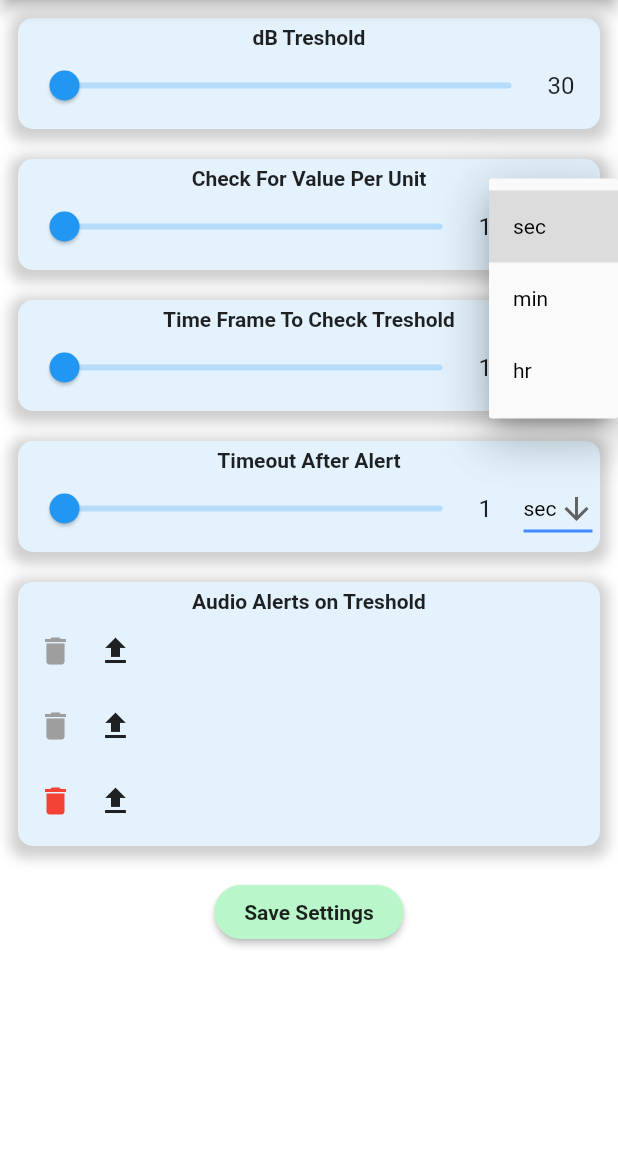
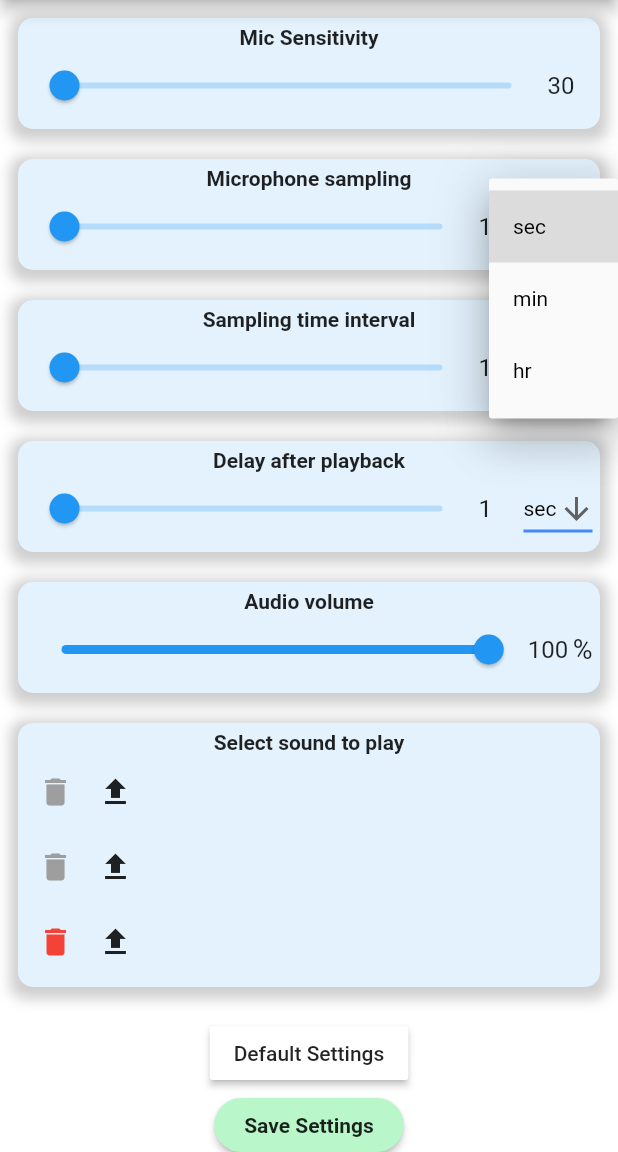
Before and after one commit to masterdodo/flutter-noise-app, a Flutter app: the SettingsScreen screen opened by its route, after a tap on "sec", on a phone screen of 412 x 824 dp, the part 84-1236 px from its top. Run offline on Flutter 3.47's test engine with Material 2 defaults, Android fonts, the phone set to English and light mode, and no system bars; our stand-ins replace audioplayers, file_picker, shared_preferences; missing offline and left inert: noise_meter; accounts and stored records are empty.

Commit message:
screens help,about; btn big; new txt; default sett

```diff
--- a/lang/en.json
+++ b/lang/en.json
@@ -1,17 +1,22 @@
 {
-    "main_string": "Noise App",
+    "main_string": "Snorty",
     "settings_string": "Settings",
-    "db_treshold_string": "dB Treshold",
-    "per_sec_string": "Check For Value Per Unit",
-    "time_frame_string": "Time Frame To Check Treshold",
-    "timeout_string": "Timeout After Alert",
-    "audio_string": "Audio Alerts on Treshold",
+    "db_treshold_string": "Mic Sensitivity",
+    "per_sec_string": "Microphone sampling",
+    "time_frame_string": "Sampling time interval",
+    "timeout_string": "Delay after playback",
+    "audio_string": "Select sound to play",
+    "sound_volume_string": "Audio volume",
     "save_string": "Save Settings",
     "choose_sound_string": "Choose audio file...",
     "menu_home_string": "Home",
     "menu_settings_string": "Settings",
     "menu_tools_string": "Tools",
-    "noise_meter_string": "Noise Meter",
+    "noise_meter_string": "Noise meter",
     "average_noise_string": "Average dB",
-    "stopwatch_string": "Stopwatch"
+    "stopwatch_string": "Stopwatch",
+    "help_string": "Help",
+    "about_string": "About",
+    "exit_string": "Exit",
+    "default_settings_string": "Default Settings"
 }
--- a/lang/sl.json
+++ b/lang/sl.json
@@ -1,17 +1,22 @@
 {
-    "main_string": "Zvočna aplikacija",
+    "main_string": "Snorty",
     "settings_string": "Nastavitve",
-    "db_treshold_string": "dB Meja",
-    "per_sec_string": "Preveri Vrednost na Enoto",
-    "time_frame_string": "Čas v Katerem se Preveri Meja",
-    "timeout_string": "Odmor po Alarmu",
-    "audio_string": "Zvočni Alarmi ob Meji",
+    "db_treshold_string": "Občutljivost mikrofona",
+    "per_sec_string": "Vzorčenje mikrofona",
+    "time_frame_string": "Časovni interval vzorčenja",
+    "timeout_string": "Zakasnitev po predvajanju",
+    "audio_string": "Izberite zvok za predvajanje",
+    "sound_volume_string": "Glasnost zvoka",
     "save_string": "Shrani Nastavitve",
     "choose_sound_string": "Izberi zvočno datoteko...",
     "menu_home_string": "Domov",
     "menu_settings_string": "Nastavitve",
     "menu_tools_string": "Orodja",
-    "noise_meter_string": "Merilec Zvoka",
+    "noise_meter_string": "Merilec hrupa",
     "average_noise_string": "Povprečen dB",
-    "stopwatch_string": "Štoparica"
+    "stopwatch_string": "Štoparica",
+    "help_string": "Pomoč",
+    "about_string": "O nas",
+    "exit_string": "Izhod",
+    "default_settings_string": "Tovarniške nastavitve"
 }
--- a/lib/components/my_drawer.dart
+++ b/lib/components/my_drawer.dart
@@ -1,4 +1,5 @@
 import 'package:flutter/material.dart';
+import 'package:flutter/services.dart';
 
 import '../app_localizations.dart';
 
@@ -58,7 +59,42 @@ class MyDrawer extends StatelessWidget {
                 Navigator.pushNamed(context, '/settings');
               }
             },
-          )
+          ),
+          ListTile(
+            selected: (ModalRoute.of(context).settings.name == '/help'),
+            title: Text(AppLocalizations.of(context).translate('help_string')),
+            leading: Icon(Icons.help),
+            onTap: () {
+              if (ModalRoute.of(context).settings.name == '/help') {
+                Navigator.pop(context);
+              } else {
+                Navigator.pop(context);
+                Navigator.pushNamed(context, '/help');
+              }
+            },
+          ),
+          ListTile(
+            selected: (ModalRoute.of(context).settings.name == '/about'),
+            title: Text(AppLocalizations.of(context).translate('about_string')),
+            leading: Icon(Icons.question_answer),
+            onTap: () {
+              if (ModalRoute.of(context).settings.name == '/about') {
+                Navigator.pop(context);
+              } else {
+                Navigator.pop(context);
+                Navigator.pushNamed(context, '/about');
+              }
+            },
+          ),
+          Divider(
+            color: Colors.grey,
+            height: 30,
+          ),
+          ListTile(
+            leading: Icon(Icons.exit_to_app),
+            title: Text(AppLocalizations.of(context).translate('exit_string')),
+            onTap: () => SystemNavigator.pop(),
+          ),
         ],
       ),
     );
--- a/lib/routes.dart
+++ b/lib/routes.dart
@@ -1,4 +1,6 @@
 import 'package:flutter/material.dart';
+import 'package:noise_app/screens/about/aboutscreen.dart';
+import 'package:noise_app/screens/help/helpscreen.dart';
 import 'package:noise_app/screens/home/homescreen.dart';
 import 'package:noise_app/screens/tools/toolsscreen.dart';
 import 'package:noise_app/screens/settings/settingsscreen.dart';
@@ -7,4 +9,6 @@ final Map<String, WidgetBuilder> routes = <String, WidgetBuilder>{
   "/": (BuildContext context) => HomeScreen(),
   "/tools": (BuildContext context) => ToolsScreen(),
   "/settings": (BuildContext context) => SettingsScreen(),
+  "/help": (BuildContext context) => HelpScreen(),
+  "/about": (BuildContext context) => AboutScreen()
 };
--- a/lib/screens/settings/settingsscreen.dart
+++ b/lib/screens/settings/settingsscreen.dart
@@ -38,6 +38,7 @@ class _SettingsScreenState extends State<SettingsScreen> {
   int _currentDbValue,
       _currentPerSecValue,
       _currentTimeSampleValue,
+      _currentAudioVolumeValue,
       _currentTimeoutValue = 0;
 
   String _persecUnit = "sec";
@@ -55,6 +56,7 @@ class _SettingsScreenState extends State<SettingsScreen> {
       _currentPerSecValue = prefs.getInt("persecValue") ?? 1;
       _currentTimeSampleValue = prefs.getInt("timesampleValue") ?? 1;
       _currentTimeoutValue = prefs.getInt("timeoutValue") ?? 1;
+      _currentAudioVolumeValue = prefs.getInt("audiovolumeValue") ?? 100;
       _currentAudioName1 = prefs.getString("audioname1Value") ?? audioString;
       _currentAudioName2 = prefs.getString("audioname2Value") ?? audioString;
       _currentAudioName3 = prefs.getString("audioname3Value") ?? audioString;
@@ -132,11 +134,40 @@ class _SettingsScreenState extends State<SettingsScreen> {
       prefs.setString("timesampleUnit", _timesampleUnit);
       prefs.setInt("timeoutValue", _currentTimeoutValue);
       prefs.setString("timeoutUnit", _timeoutUnit);
+      prefs.setInt("audiovolumeValue", _currentAudioVolumeValue);
       prefs.setString("audioname1Value", _currentAudioName1);
       prefs.setString("audioname2Value", _currentAudioName2);
       prefs.setString("audioname3Value", _currentAudioName3);
       Scaffold.of(context).showSnackBar(snackBarSuccessSettings);
     }
+  }
+
+  void resetSettingsValues() async {
+    setState(() {
+      _currentDbValue = 66;
+      _currentPerSecValue = 5;
+      _persecUnit = "sec";
+      _currentTimeSampleValue = 1;
+      _timesampleUnit = "sec";
+      _currentTimeoutValue = 6;
+      _timeoutUnit = "sec";
+      _currentAudioName1 = "Snorty.mp3";
+      _currentAudioName2 = audioString;
+      _currentAudioName3 = audioString;
+      _currentAudioVolumeValue = 70;
+    });
+    SharedPreferences prefs = await SharedPreferences.getInstance();
+    prefs.setInt("dbValue", _currentDbValue);
+    prefs.setInt("persecValue", _currentPerSecValue);
+    prefs.setString("persecUnit", _persecUnit);
+    prefs.setInt("timesampleValue", _currentTimeSampleValue);
+    prefs.setString("timesampleUnit", _timesampleUnit);
+    prefs.setInt("timeoutValue", _currentTimeoutValue);
+    prefs.setString("timeoutUnit", _timeoutUnit);
+    prefs.setInt("audiovolumeValue", _currentAudioVolumeValue);
+    prefs.setString("audioname1Value", _currentAudioName1);
+    prefs.setString("audioname2Value", _currentAudioName2);
+    prefs.setString("audioname3Value", _currentAudioName3);
   }
 
   @override
@@ -211,6 +242,20 @@ class _SettingsScreenState extends State<SettingsScreen> {
               child: Column(
                 children: [
                   Text(
+                      AppLocalizations.of(context)
+                          .translate('sound_volume_string'),
+                      style: TextStyle(fontWeight: FontWeight.bold)),
+                  audioVolumeSliderControl(1, 100),
+                ],
+              ),
+            ),
+            Container(
+              margin: EdgeInsets.only(bottom: 20),
+              padding: EdgeInsets.all(5),
+              decoration: sliderBoxDecoration(),
+              child: Column(
+                children: [
+                  Text(
                     AppLocalizations.of(context).translate('audio_string'),
                     style: TextStyle(fontWeight: FontWeight.bold),
                   ),
@@ -232,6 +277,14 @@ class _SettingsScreenState extends State<SettingsScreen> {
                         child: audioChooseControl3()),
                   ),
                 ],
+              ),
+            ),
+            Container(
+              child: RaisedButton(
+                onPressed: () => resetSettingsValues(),
+                color: Colors.white,
+                child: Text(AppLocalizations.of(context)
+                    .translate('default_settings_string')),
               ),
             ),
             Builder(builder: (BuildContext context) {
@@ -303,10 +356,14 @@ class _SettingsScreenState extends State<SettingsScreen> {
         ),
         Flexible(
           child: GestureDetector(
-              onTap: () => openAudioPicker1(),
-              child: Text(_currentAudioName1
-                  .split("/")[_currentAudioName1.split("/").length - 1])),
-        ),
+            onTap: () => openAudioPicker1(),
+            child: Text(_currentAudioName1 != audioString
+                ? (_currentAudioName1
+                    .split("/")[_currentAudioName1.split("/").length - 1])
+                : AppLocalizations.of(context)
+                    .translate('choose_sound_string')),
+          ),
+        )
       ],
     );
   }
@@ -342,10 +399,14 @@ class _SettingsScreenState extends State<SettingsScreen> {
         ),
         Flexible(
           child: GestureDetector(
-              onTap: () => openAudioPicker2(),
-              child: Text(_currentAudioName2
-                  .split("/")[_currentAudioName2.split("/").length - 1])),
-        ),
+            onTap: () => openAudioPicker2(),
+            child: Text(_currentAudioName2 != audioString
+                ? (_currentAudioName2
+                    .split("/")[_currentAudioName2.split("/").length - 1])
+                : AppLocalizations.of(context)
+                    .translate('choose_sound_string')),
+          ),
+        )
       ],
     );
   }
@@ -380,8 +441,11 @@ class _SettingsScreenState extends State<SettingsScreen> {
         Flexible(
           child: GestureDetector(
               onTap: () => openAudioPicker3(),
-              child: Text(_currentAudioName3
-                  .split("/")[_currentAudioName3.split("/").length - 1])),
+              child: Text(_currentAudioName3 != audioString
+                  ? (_currentAudioName3
+                      .split("/")[_currentAudioName3.split("/").length - 1])
+                  : AppLocalizations.of(context)
+                      .translate('choose_sound_string'))),
         ),
       ],
     );
@@ -612,4 +676,48 @@ class _SettingsScreenState extends State<SettingsScreen> {
       ],
     );
   }
+
+  Row audioVolumeSliderControl(double minVal, double maxVal) {
+    return Row(
+      children: [
+        Flexible(
+          child: Slider(
+              min: minVal,
+              max: maxVal,
+              divisions: (maxVal - minVal).round(),
+              value: _currentAudioVolumeValue.toDouble(),
+              label: _currentAudioVolumeValue.toString(),
+              onChanged: (double val) {
+                setState(() {
+                  _currentAudioVolumeValue = val.round();
+                });
+              }),
+        ),
+        Container(
+          width: 30,
+          child: TextField(
+            controller: TextEditingController(
+                text: _currentAudioVolumeValue.toString()),
+            decoration:
+                InputDecoration(border: InputBorder.none, hintText: 'dB'),
+            onChanged: (String text) {
+              if (double.parse(text) >= minVal &&
+                  double.parse(text) <= maxVal) {
+                setState(() {
+                  _currentAudioVolumeValue = int.parse(text);
+                });
+              }
+            },
+          ),
+        ),
+        Container(
+            child: Text(
+          "%",
+          style: TextStyle(
+            fontSize: 18,
+          ),
+        )),
+      ],
+    );
+  }
 }
```
Also changed, not shown: lib/screens/about/aboutscreen.dart (added, +24 -0 lines), lib/screens/help/helpscreen.dart (added, +24 -0 lines), lib/screens/home/homescreen.dart (+24 -11 lines).
